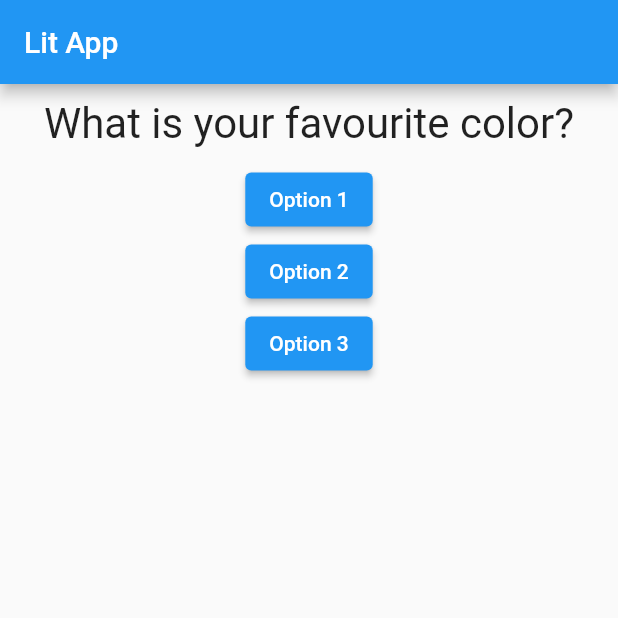
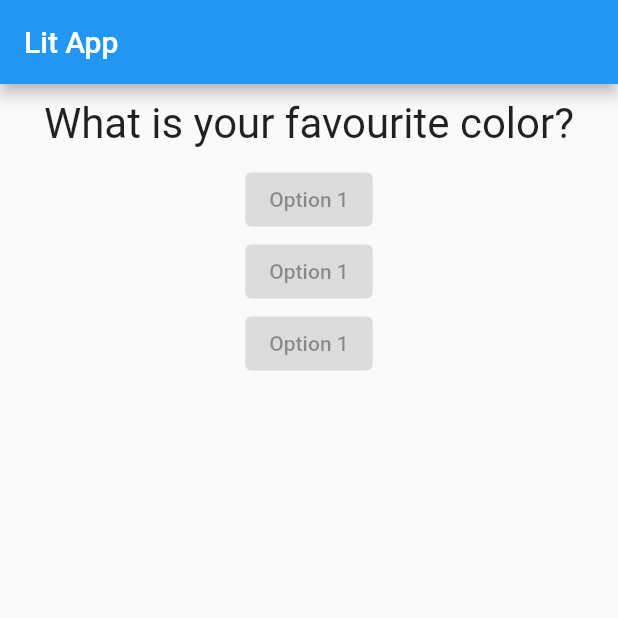
Before and after one commit to asifrahman18/Flutter01, a Flutter app: the screen it shows after launch, on a phone screen of 412 x 824 dp, the top half of it. Run offline on Flutter 3.47's test engine with Material 2 defaults, Android fonts, the phone set to English and light mode, and no system bars.

Commit message:
answer widget

```diff
--- /dev/null
+++ b/lib/answer.dart
@@ -0,0 +1,20 @@
+import 'package:flutter/material.dart';
+
+class Answer extends StatelessWidget {
+  final Function select;
+
+  Answer(this.select);
+
+  @override
+  Widget build(BuildContext context) {
+    return Container(
+      //width: double.infinity,
+      child: ElevatedButton(
+          onPressed: null,
+          style: ElevatedButton.styleFrom(
+            primary: Colors.amberAccent,
+          ),
+          child: Text('Option 1')),
+    );
+  }
+}
--- a/lib/main.dart
+++ b/lib/main.dart
@@ -2,6 +2,7 @@
 import 'package:flutter/material.dart';
 
 import './question.dart';
+import './answer.dart';
 
 // Main function
 void main() {
@@ -46,17 +47,9 @@ class _MyAppState extends State {
           body: Column(
             children: [
               Question(question[_questionIndex]),
-              ElevatedButton(onPressed: _answer, child: Text('Option 1')),
-              ElevatedButton(
-                  onPressed: () => print('Answer 2 chosen'),
-                  child: Text('Option 2')),
-              ElevatedButton(
-                  onPressed: () {
-                    // ...
-                    // ...
-                    print('Answer 3 chosen');
-                  },
-                  child: Text('Option 3')),
+              Answer(_answer),
+              Answer(_answer),
+              Answer(_answer),
             ],
           )),
     );
```
